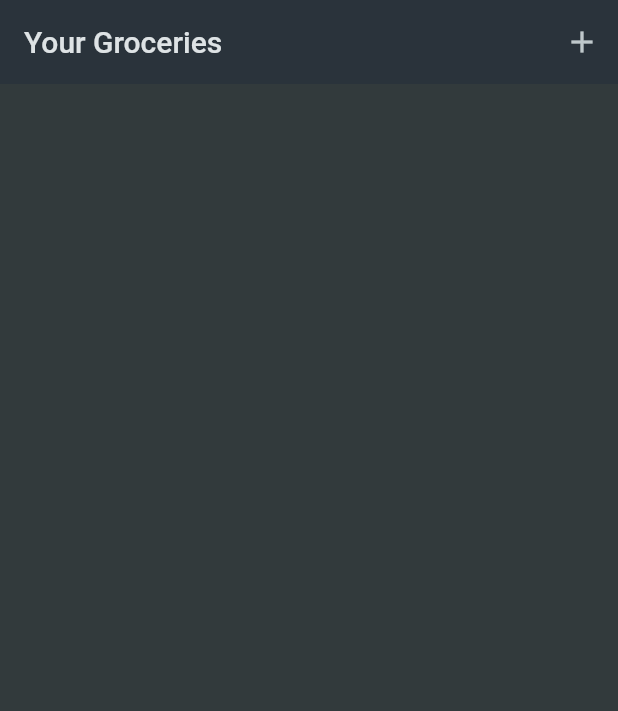
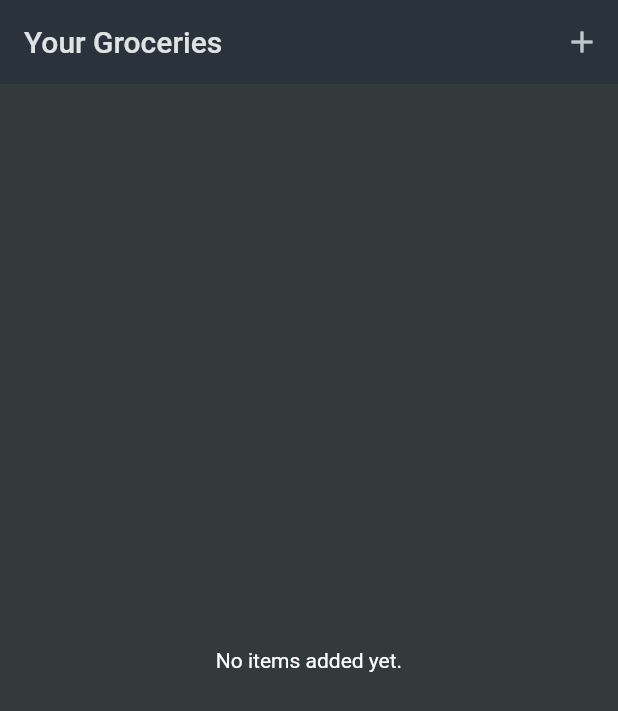
Before and after one commit to gokul1447/shoppingList_app, a Flutter app: the screen it shows after launch, on a phone screen of 412 x 824 dp. Shown: the top 711 px of the screen. Run offline on Flutter 3.47's test engine with Material 2 defaults, Android fonts, the phone set to English and light mode, and no system bars; missing offline and left inert: dart:ffi.

Commit message:
first part completed

```diff
--- a/lib/main.dart
+++ b/lib/main.dart
@@ -1,5 +1,4 @@
 import 'package:flutter/material.dart';
-import 'package:grocery/data/dummy_items.dart';
 import 'package:grocery/widget/grocey_item.dart';
 
 void main() {
--- a/lib/widget/grocey_item.dart
+++ b/lib/widget/grocey_item.dart
@@ -1,4 +1,4 @@
-
+import 'dart:ffi';
 
 import 'package:flutter/material.dart';
 //import 'package:grocery/data/dummy_items.dart';
@@ -8,15 +8,12 @@ import 'package:grocery/widget/newitem.dart';
 class GroceryList extends StatefulWidget {
   const GroceryList({super.key});
 
-
   @override
   State<GroceryList> createState() => _GroceryListState();
-
 }
 
 class _GroceryListState extends State<GroceryList> {
   final List<GroceryItem> groceryItems = [];
-
 
   void _addItem() async {
     final newItem = await Navigator.of(context).push<GroceryItem>(
@@ -24,26 +21,39 @@ class _GroceryListState extends State<GroceryList> {
         builder: (ctx) => const NewItem(),
       ),
     );
-    if(newItem==null) {
+    if (newItem == null) {
       return;
     }
     setState(() {
-
       groceryItems.add(newItem);
     });
+  }
 
-
-  }
   @override
   Widget build(BuildContext context) {
-    return Scaffold(
-      appBar: AppBar(
-        title: const Text('Your Groceries'),
-        actions: [IconButton(onPressed: _addItem, icon: const Icon(Icons.add))],
+    Widget content = const Center(child: Text('No items added yet.'));
+    void _removeItem(GroceryItem item) {
+      setState(() {
+        groceryItems.remove(item);
+      });
+    }
+
+    if (groceryItems.isNotEmpty) {
+      content = ListView.builder(
+        itemCount: groceryItems.length,
+        itemBuilder: (ctx, index) => Dismissible(
+          background: Container(
+            color: const Color.fromARGB(255, 109, 13, 6),
           ),
-      body: ListView.builder(
-        itemCount: groceryItems.length,
-        itemBuilder: (ctx, index) => ListTile(
+          onDismissed: (direction) {
+            _removeItem(groceryItems[index]);
+            ScaffoldMessenger.of(context)
+
+                .showSnackBar(const SnackBar(content: Text('Item deleted')));
+
+          },
+          key: ValueKey(groceryItems[index].id),
+          child: ListTile(
             title: Text(groceryItems[index].name),
             leading: Container(
               width: 24,
@@ -57,4 +67,14 @@ class _GroceryListState extends State<GroceryList> {
         ),
       );
     }
+
+    return Scaffold(
+        appBar: AppBar(
+          title: const Text('Your Groceries'),
+          actions: [
+            IconButton(onPressed: _addItem, icon: const Icon(Icons.add))
+          ],
+        ),
+        body: content);
   }
+}
```
Lines whose indentation alone changed are shown as unchanged.
